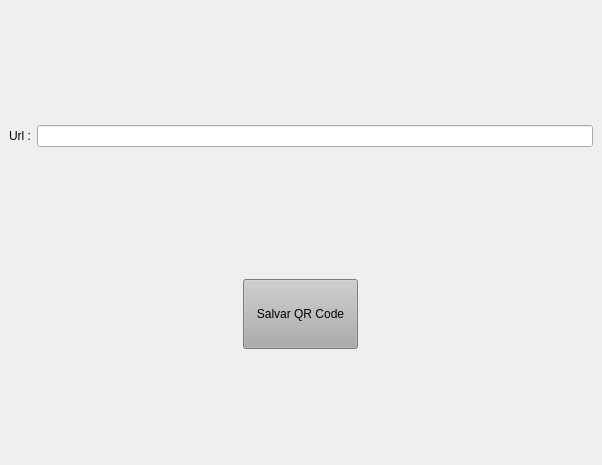
The window that Projetos/Qt_qrcode/layouts/generate_qr_code.ui (JoaoEmanuell/Meus-Estudos-Python) describes before a commit, drawn with Qt 5.
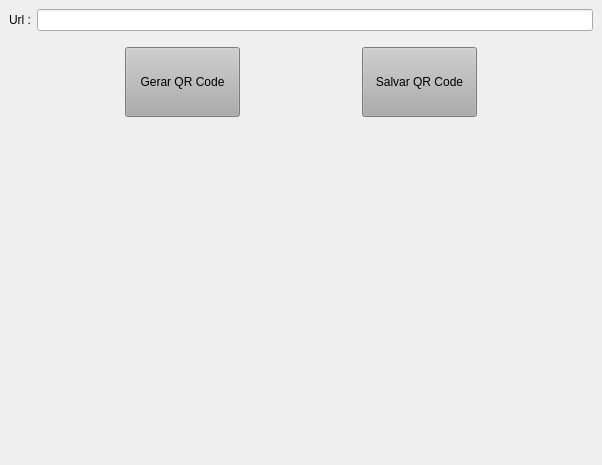
The same window after the commit.

Diff of the .ui file:
```diff
--- a/Projetos/Qt_qrcode/layouts/generate_qr_code.ui
+++ b/Projetos/Qt_qrcode/layouts/generate_qr_code.ui
@@ -30,7 +30,35 @@
      </layout>
     </item>
     <item>
-     <layout class="QHBoxLayout" name="horizontalLayout">
+     <layout class="QHBoxLayout" name="horizontalLayout_3">
+      <item>
+       <widget class="QPushButton" name="generate_qr_code">
+        <property name="minimumSize">
+         <size>
+          <width>50</width>
+          <height>70</height>
+         </size>
+        </property>
+        <property name="maximumSize">
+         <size>
+          <width>115</width>
+          <height>50</height>
+         </size>
+        </property>
+        <property name="cursor">
+         <cursorShape>UpArrowCursor</cursorShape>
+        </property>
+        <property name="styleSheet">
+         <string notr="true">background-color: rgb(172, 172, 172);</string>
+        </property>
+        <property name="text">
+         <string>Gerar QR Code</string>
+        </property>
+        <property name="shortcut">
+         <string>Return</string>
+        </property>
+       </widget>
+      </item>
       <item>
        <widget class="QPushButton" name="pushButton">
         <property name="minimumSize">
@@ -50,6 +78,20 @@
         </property>
         <property name="text">
          <string>Salvar QR Code</string>
+        </property>
+        <property name="shortcut">
+         <string>Ctrl+S</string>
+        </property>
+       </widget>
+      </item>
+     </layout>
+    </item>
+    <item>
+     <layout class="QVBoxLayout" name="verticalLayout_2">
+      <item>
+       <widget class="QLabel" name="image_label">
+        <property name="text">
+         <string>&lt;html&gt;&lt;head/&gt;&lt;body&gt;&lt;p align=&quot;center&quot;/&gt;&lt;/body&gt;&lt;/html&gt;</string>
         </property>
        </widget>
       </item>
```
Left out of the diff: 3 changed lines with no effect on the pictures.
